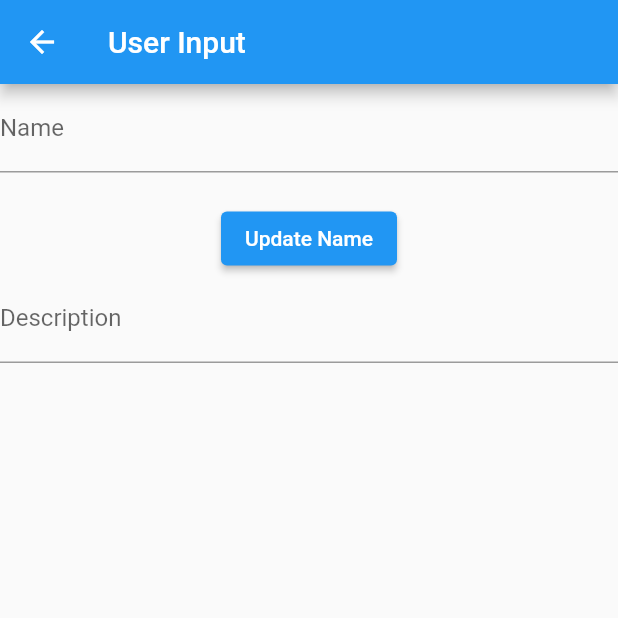
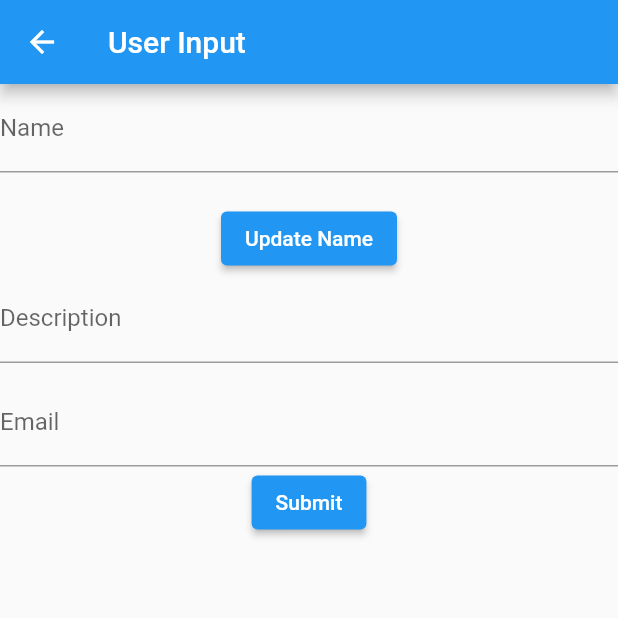
Before and after one commit to juandozuna/flutter-course, a Flutter app: the UserInputPage screen opened directly, on a phone screen of 412 x 824 dp, the top half of it. Run offline on Flutter 3.47's test engine with Material 2 defaults, Android fonts, the phone set to English and light mode, and no system bars.

Commit message:
Added example of form field and validation

```diff
--- a/project_1/lib/pages/user_input_page.dart
+++ b/project_1/lib/pages/user_input_page.dart
@@ -10,10 +10,12 @@ class UserInputPage extends StatefulWidget {
 }
 
 class _UserInputPageState extends State<UserInputPage> {
+  final GlobalKey<FormState> _formKey = GlobalKey<FormState>();
   final _nameController = TextEditingController();
   String labelName = '';
   String? nameError;
   String description = '';
+  String? formVal;
 
   @override
   Widget build(BuildContext context) {
@@ -21,7 +23,10 @@ class _UserInputPageState extends State<UserInputPage> {
       appBar: AppBar(
         title: const Text('User Input'),
       ),
-      body: Column(
+      body: SingleChildScrollView(
+        child: Column(
+          children: [
+            Column(
               children: [
                 TextField(
                   decoration: InputDecoration(
@@ -48,6 +53,39 @@ class _UserInputPageState extends State<UserInputPage> {
                 if (description.isNotEmpty)
                   CommonWidgetContainer(child: Text(description)),
               ],
+            ),
+            Form(
+              key: _formKey,
+              autovalidateMode: AutovalidateMode.onUserInteraction,
+              child: Column(
+                children: [
+                  TextFormField(
+                    decoration: const InputDecoration(
+                      labelText: 'Email',
+                    ),
+                    keyboardType: TextInputType.emailAddress,
+                    onSaved: (val) => formVal = val,
+                    validator: (val) {
+                      if (val == null || val.isEmpty) {
+                        return 'This is a required field';
+                      }
+                      // Validate email with regex
+                      final RegExp emailRegex = RegExp(
+                        r'^[a-zA-Z0-9.!#$%&’*+/=?^_`{|}~-]+@[a-zA-Z0-9-]+(?:\.[a-zA-Z0-9-]+)*$',
+                      );
+                      if (!emailRegex.hasMatch(val)) {
+                        return 'Invalid email';
+                      }
+                      return null;
+                    },
+                  ),
+                  PrimaryButton(text: 'Submit', onPressed: submitForm),
+                  if (formVal != null) Text(formVal!)
+                ],
+              ),
+            ),
+          ],
+        ),
       ),
     );
   }
@@ -77,4 +115,16 @@ class _UserInputPageState extends State<UserInputPage> {
       description = value;
     });
   }
+
+  void submitForm() {
+    final formState = _formKey.currentState!;
+    final isFormValid = formState.validate();
+    if (!isFormValid) {
+      return;
     }
+
+    formState.save();
+
+    setState(() {});
+  }
+}
```
Lines whose indentation alone changed are shown as unchanged.
